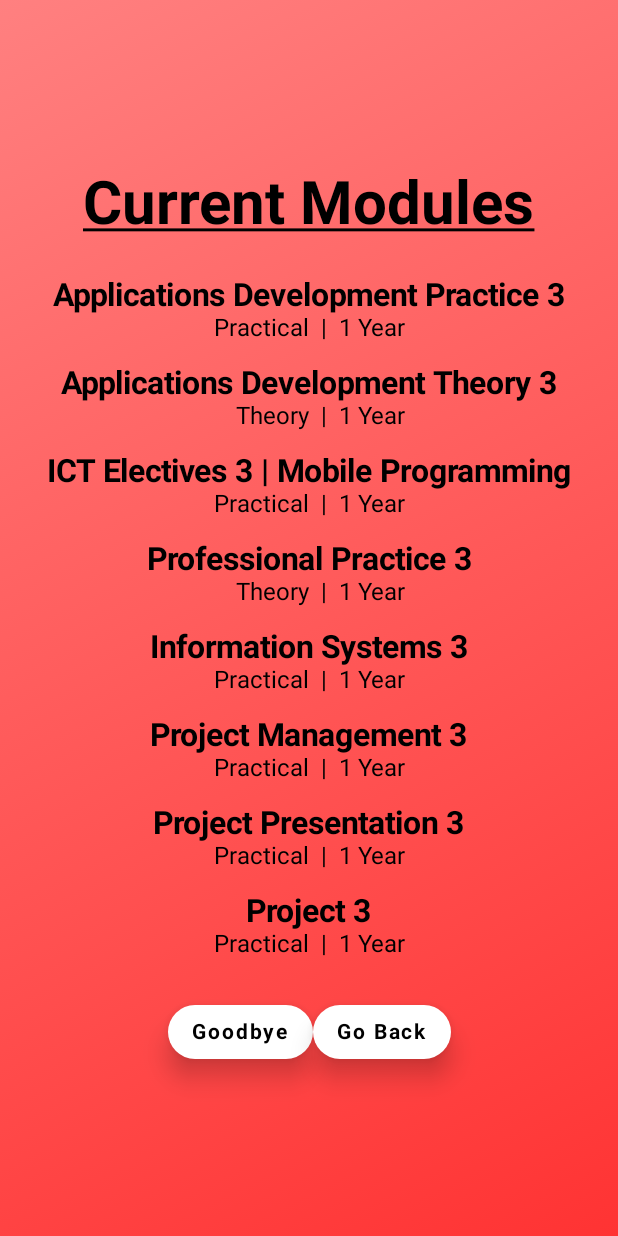
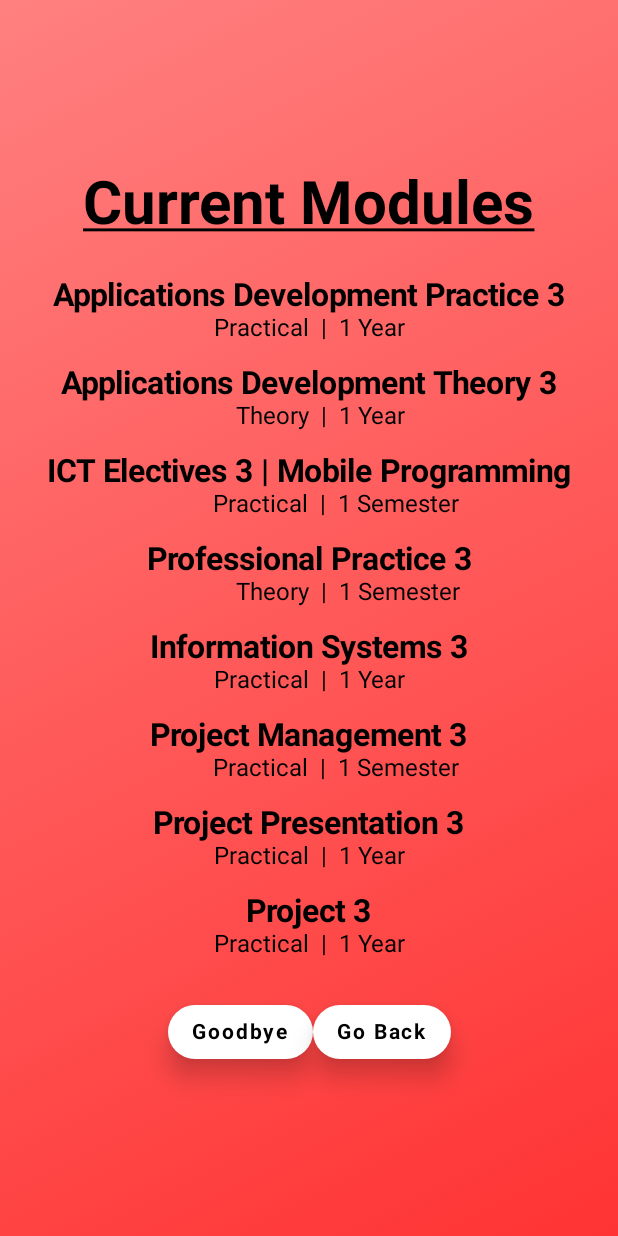
Before and after one commit to keziahrobinson29/Mobile3_Assignment2, an Android app built with Jetpack Compose: the CurrentModules screen opened through its navigation route, on a phone screen of 412 x 824 dp. Run offline under Robolectric (Android 15) with nearby library versions, the phone set to English and light mode, and no system bars.

Commit message:
update semesters

```diff
--- a/app/src/main/java/com/example/mobile3_assignment2/screens/CurrentModules.kt
+++ b/app/src/main/java/com/example/mobile3_assignment2/screens/CurrentModules.kt
@@ -110,7 +110,7 @@ fun CurrentModules(navController: NavHostController) {
 
             Column(){
                 Text(
-                    text = "Practical  |  1 Year",
+                    text = "         Practical  |  1 Semester",
                     color = Color.Black,
                     fontSize = 16.sp,
                 ) } }
@@ -134,7 +134,7 @@ fun CurrentModules(navController: NavHostController) {
 
             Column(){
                 Text(
-                    text = "    Theory  |  1 Year",
+                    text = "             Theory  |  1 Semester",
                     color = Color.Black,
                     fontSize = 16.sp,
                 ) } }
@@ -178,7 +178,7 @@ fun CurrentModules(navController: NavHostController) {
 
             Column(){
                 Text(
-                    text = "Practical  |  1 Year",
+                    text = "         Practical  |  1 Semester",
                     color = Color.Black,
                     fontSize = 16.sp,
                 ) } }
```
